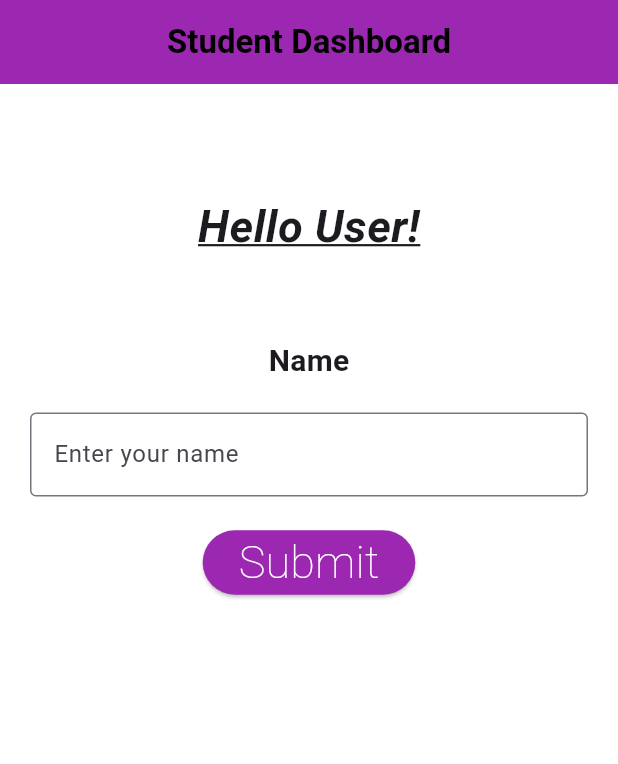
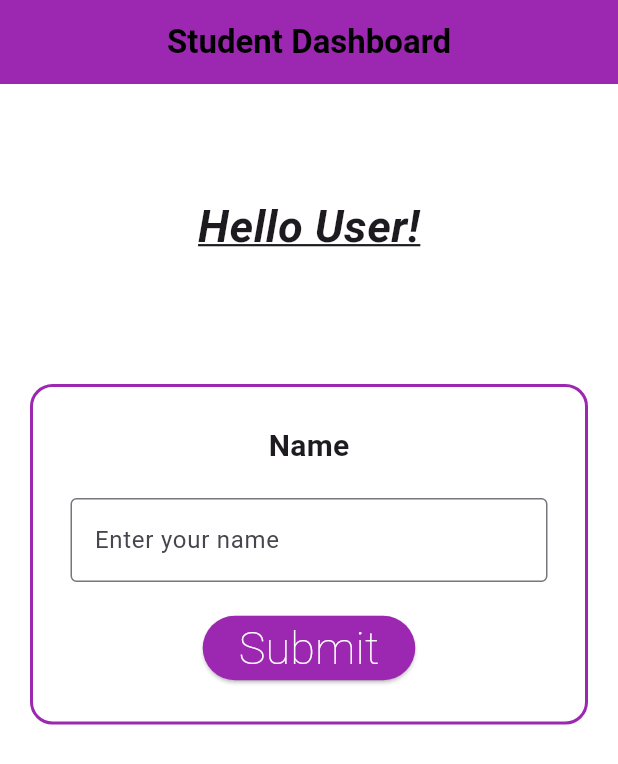
Before and after one commit to Mohmmadmehdi21/Workshop, a Flutter app: the screen it shows after launch, on a phone screen of 412 x 824 dp. Shown: the top 764 px of the screen. Run offline on Flutter 3.47's test engine with Material 3 defaults, Android fonts, the light colour scheme and no system bars.

Commit message:
Container added

```diff
--- a/lib/dashboard.dart
+++ b/lib/dashboard.dart
@@ -41,16 +41,33 @@ class Dashboard extends StatelessWidget {
                   ),
                 ),
 
-              Text('Name',
+                const SizedBox(height: 30),
+
+                Container(
+                  width: double.infinity,
+                  padding: const EdgeInsets.all(25),
+                  decoration: BoxDecoration(
+                    border: Border.all(
+                      color: Colors.purple,
+                      width: 2,
+                    ),
+                    borderRadius: BorderRadius.circular(15),
+                  ),
+
+                  child: Column(
+                    children: [
+                      const Text(
+                        'Name',
                         style: TextStyle(
                           fontSize: 20,
                           fontWeight: FontWeight.bold,
                         ),
                       ),
 
-              SizedBox(height: 20),
+                      const SizedBox(height: 20),
+
                       TextField(
-                decoration: InputDecoration (
+                        decoration: const InputDecoration(
                           hintText: 'Enter your name',
                           border: OutlineInputBorder(),
                         ),
@@ -59,18 +76,22 @@ class Dashboard extends StatelessWidget {
                       const SizedBox(height: 20),
 
                       ElevatedButton(
-                  onPressed:() {
+                        onPressed: () {
                           print("Submit Button Clicked");
                         },
                         style: ElevatedButton.styleFrom(
                           backgroundColor: Colors.purple,
                           foregroundColor: Colors.white,
                         ),
-                    child: Text('Submit',
+                        child: const Text(
+                          'Submit',
                           style: TextStyle(
                             fontSize: 30,
                             fontWeight: FontWeight.w100,
                           ),
+                        ),
+                      ),
+                    ],
                   ),
                 ),
               ],
```
Lines whose indentation alone changed are shown as unchanged.
